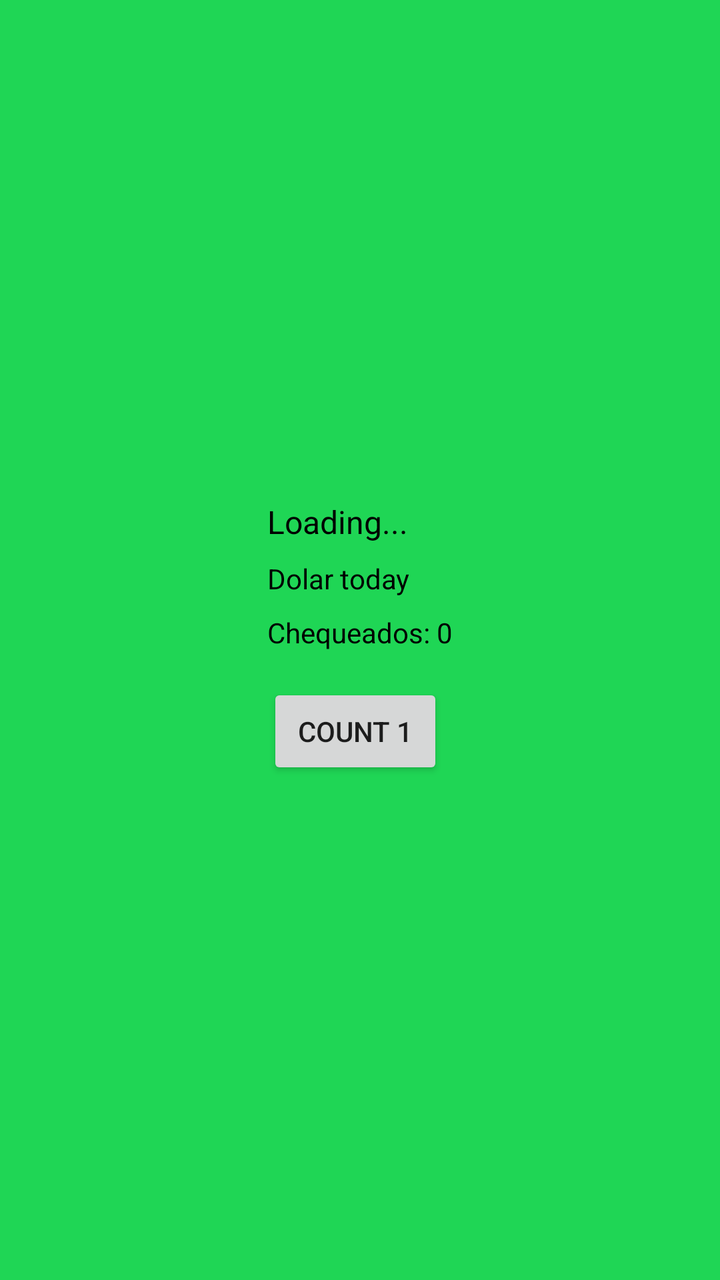
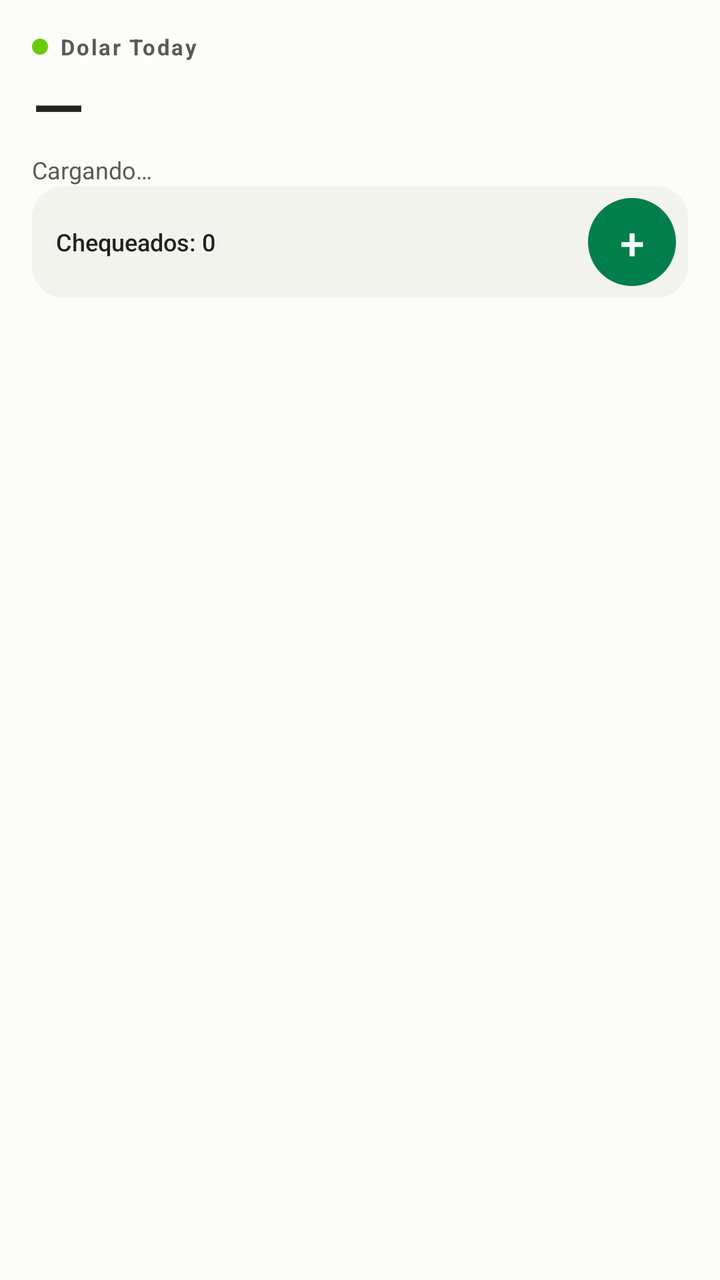

An Android layout rendered at two revisions. The XML below is the earlier revision; the diff shows what the commit changed to produce the second picture.
<!-- AndroidManifest.xml: application theme AppTheme -->
<!-- res/layout/dollar_view.xml -->
<?xml version="1.0" encoding="utf-8"?>
<RelativeLayout xmlns:android="http://schemas.android.com/apk/res/android"
    android:layout_width="match_parent"
    android:layout_height="wrap_content"
    android:padding="16dp"
    android:background="@color/colorGreenLight"
    android:gravity="center">

    <TextView
        android:id="@+id/loading"
        android:layout_width="wrap_content"
        android:layout_height="wrap_content"
        android:text="Loading..."
        android:textSize="16sp"
        android:textColor="#000" />

    <TextView
        android:id="@+id/dolarValue"
        android:layout_below="@id/loading"
        android:layout_width="wrap_content"
        android:layout_height="wrap_content"
        android:layout_marginTop="8dp"
        android:text="Dolar today"
        android:textColor="#000000"
        android:textSize="14sp" />

    <TextView
        android:id="@+id/counterTimes"
        android:layout_below="@id/dolarValue"
        android:layout_width="wrap_content"
        android:layout_height="wrap_content"
        android:layout_marginTop="8dp"
        android:text="Chequeados: 0"
        android:textColor="#000000"
        android:textSize="14sp" />

    <Button
        android:id="@+id/btnAction"
        android:layout_below="@id/counterTimes"
        android:layout_width="wrap_content"
        android:layout_height="wrap_content"
        android:text="@string/click_button"
        android:layout_marginTop="16dp"/>
</RelativeLayout>
<!-- resources referenced by this layout -->
<resources>
  <color name="colorGreenLight">#1FD655</color>
  <string name="click_button">Count 1</string>
</resources>

<!-- the commit's change to res/layout/dollar_view.xml (unified diff, before → after) -->
@@ -1,44 +1,97 @@
-<?xml version="1.0" encoding="utf-8"?>
-<RelativeLayout xmlns:android="http://schemas.android.com/apk/res/android"
+<LinearLayout xmlns:android="http://schemas.android.com/apk/res/android"
     android:layout_width="match_parent"
-    android:layout_height="wrap_content"
-    android:padding="16dp"
-    android:background="@color/colorGreenLight"
-    android:gravity="center">
+    android:layout_height="match_parent"
+    android:background="@color/widget_bg"
+    android:orientation="vertical"
+    android:padding="16dp">
 
+    
+    <LinearLayout
+        android:layout_width="wrap_content"
+        android:layout_height="wrap_content"
+        android:gravity="center_vertical"
+        android:orientation="horizontal">
+
+        <ImageView
+            android:layout_width="8dp"
+            android:layout_height="8dp"
+            android:importantForAccessibility="no"
+            android:src="@drawable/dot" />
+
+        <TextView
+            android:layout_width="wrap_content"
+            android:layout_height="wrap_content"
+            android:layout_marginStart="6dp"
+            android:letterSpacing="0.08"
+            android:text="@string/widget_title"
+            android:textColor="@color/widget_text_2"
+            android:textSize="11sp"
+            android:textStyle="bold" />
+    </LinearLayout>
+
+    
+    <TextView
+        android:id="@+id/dolarValue"
+        android:layout_width="wrap_content"
+        android:layout_height="wrap_content"
+        android:layout_marginTop="4dp"
+        android:fontFamily="sans-serif-medium"
+        android:includeFontPadding="false"
+        android:maxLines="1"
+        android:text="—"
+        android:textColor="@color/widget_text"
+        android:textSize="34sp" />
+
+    
     <TextView
         android:id="@+id/loading"
         android:layout_width="wrap_content"
         android:layout_height="wrap_content"
-        android:text="Loading..."
-        android:textSize="16sp"
-        android:textColor="#000" />
+        android:layout_marginTop="2dp"
+        android:text="Cargando…"
+        android:textColor="@color/widget_text_2"
+        android:textSize="12sp" />
 
-    <TextView
-        android:id="@+id/dolarValue"
-        android:layout_below="@id/loading"
-        android:layout_width="wrap_content"
+    <FrameLayout
+        android:layout_width="match_parent"
+        android:layout_height="0dp"
+        android:layout_weight="0" />
+
+    
+    <LinearLayout
+        android:layout_width="match_parent"
         android:layout_height="wrap_content"
-        android:layout_marginTop="8dp"
-        android:text="Dolar today"
-        android:textColor="#000000"
-        android:textSize="14sp" />
+        android:background="@drawable/counter_bg"
+        android:gravity="center_vertical"
+        android:orientation="horizontal"
+        android:paddingStart="12dp"
+        android:paddingTop="6dp"
+        android:paddingEnd="6dp"
+        android:paddingBottom="6dp">
 
-    <TextView
-        android:id="@+id/counterTimes"
-        android:layout_below="@id/dolarValue"
-        android:layout_width="wrap_content"
-        android:layout_height="wrap_content"
-        android:layout_marginTop="8dp"
-        android:text="Chequeados: 0"
-        android:textColor="#000000"
-        android:textSize="14sp" />
+        <TextView
+            android:id="@+id/counterTimes"
+            android:layout_width="0dp"
+            android:layout_height="wrap_content"
+            android:layout_weight="1"
+            android:fontFamily="sans-serif-medium"
+            android:text="Chequeados: 0"
+            android:textColor="@color/widget_text"
+            android:textSize="12sp" />
 
-    <Button
-        android:id="@+id/btnAction"
-        android:layout_below="@id/counterTimes"
-        android:layout_width="wrap_content"
-        android:layout_height="wrap_content"
-        android:text="@string/click_button"
-        android:layout_marginTop="16dp"/>
-</RelativeLayout>
+        <Button
+            android:id="@+id/btnAction"
+            android:layout_width="44dp"
+            android:layout_height="44dp"
+            android:background="@drawable/btn_count"
+            android:contentDescription="@string/click_button"
+            android:minWidth="0dp"
+            android:minHeight="0dp"
+            android:padding="0dp"
+            android:stateListAnimator="@null"
+            android:text="+"
+            android:textColor="#FFFFFF"
+            android:textSize="22sp"
+        />
+        </LinearLayout>
+    </LinearLayout>
<!-- resource entries referenced after the edit -->
@@ -1,6 +1,33 @@
 <!-- resources referenced by this layout -->
 <resources>
-  <color name="colorGreenLight">#1FD655</color>
+  <color name="widget_bg">#FCFDFB</color>
+  <color name="widget_text">#222220</color>
+  <color name="widget_text_2">#595956</color>
+  <!-- drawable btn_count (drawable) -->
+  <?xml version="1.0" encoding="utf-8"?>
+  <ripple xmlns:android="http://schemas.android.com/apk/res/android" android:color="#40FFFFFF">
+      <item>
+          <shape android:shape="oval">
+              <solid android:color="@color/widget_accent" />
+          </shape>
+      </item>
+  </ripple>
+  <!-- drawable counter_bg (drawable) -->
+  <?xml version="1.0" encoding="utf-8"?>
+  <shape xmlns:android="http://schemas.android.com/apk/res/android" android:shape="rectangle">
+      <solid android:color="@color/widget_surface" />
+      <corners android:radius="16dp" />
+  </shape>
+  <!-- drawable dot (drawable) -->
+  <?xml version="1.0" encoding="utf-8"?>
+  <shape xmlns:android="http://schemas.android.com/apk/res/android" android:shape="oval">
+      <solid android:color="@color/widget_dot" />
+      <size android:width="8dp" android:height="8dp" />
+  </shape>
   <string name="click_button">Count 1</string>
+  <string name="widget_title">Dolar Today</string>
+  <color name="widget_accent">#007F4A</color>
+  <color name="widget_surface">#F2F3ED</color>
+  <color name="widget_dot">#66CC00</color>
 </resources>
 
